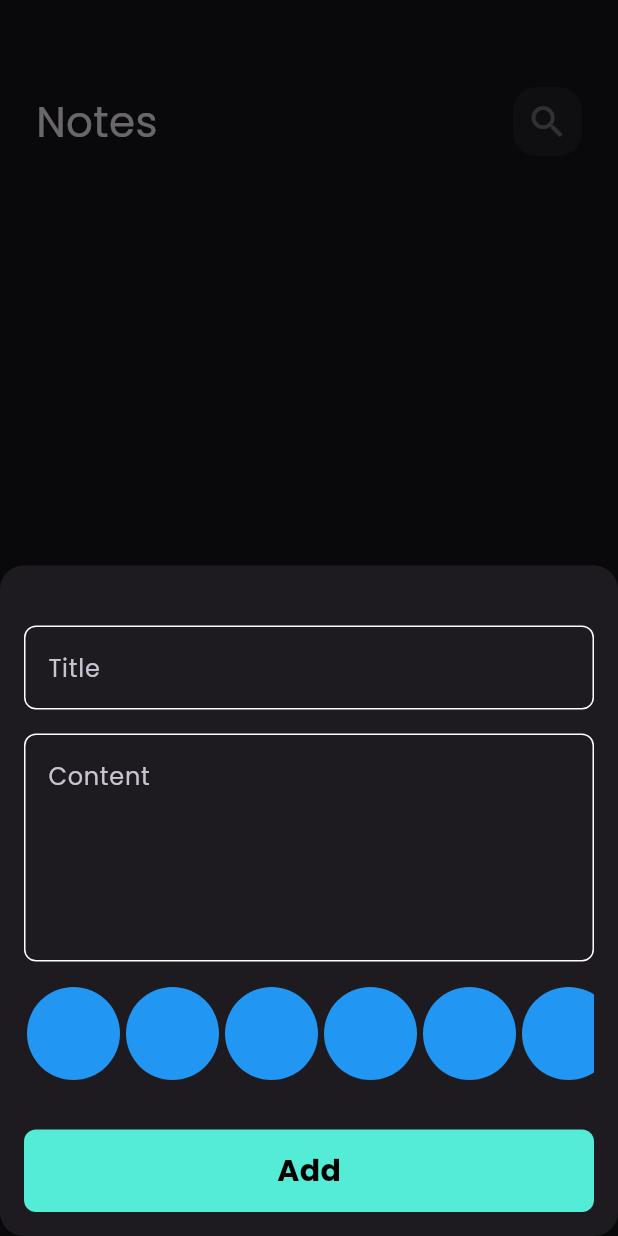
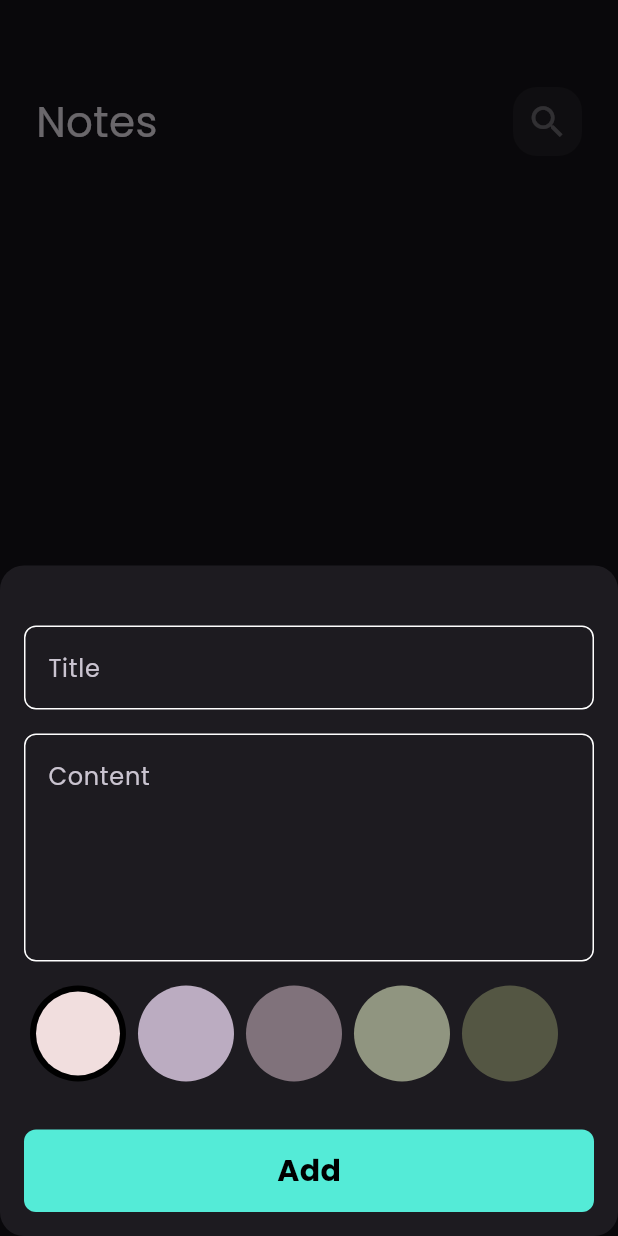
Before and after one commit to KhaledHAnter/notes_app, a Flutter app: the screen it shows after launch, after a tap on the "add" icon, on a phone screen of 412 x 824 dp. Run offline on Flutter 3.47's test engine with Material 3 defaults, Android fonts, the phone set to English and light mode, and no system bars; our stand-ins replace bloc, flutter_bloc, font_awesome_flutter, gap, hive, hive_flutter; accounts and stored records are empty; project files that could hold a hidden picture were left out.

Commit message:
Create colors list part two

```diff
--- a/lib/Widgets/colors_list_view.dart
+++ b/lib/Widgets/colors_list_view.dart
@@ -1,31 +1,65 @@
 import 'package:flutter/material.dart';
 
 class ColorItem extends StatelessWidget {
-  const ColorItem({super.key});
+  const ColorItem({super.key, required this.isActive, required this.color});
+
+  final bool isActive;
+  final Color color;
 
   @override
   Widget build(BuildContext context) {
-    return const CircleAvatar(
-      radius: 32,
-      backgroundColor: Colors.blue,
-    );
+    return isActive
+        ? CircleAvatar(
+            radius: 32,
+            backgroundColor: Colors.black,
+            child: CircleAvatar(
+              radius: 28,
+              backgroundColor: color,
+            ),
+          )
+        : CircleAvatar(
+            radius: 32,
+            backgroundColor: color,
+          );
   }
 }
 
-class ColorsListView extends StatelessWidget {
+class ColorsListView extends StatefulWidget {
   const ColorsListView({super.key});
 
+  @override
+  State<ColorsListView> createState() => _ColorsListViewState();
+}
+
+class _ColorsListViewState extends State<ColorsListView> {
+  int CurrentIndex = 0;
+  List<Color> colors = [
+    const Color(0xffF1DEDE),
+    const Color(0xffBBACC1),
+    const Color(0xff80727B),
+    const Color(0xff909580),
+    const Color(0xff545643),
+  ];
   @override
   Widget build(BuildContext context) {
     return SizedBox(
       height: 32 * 2,
       child: ListView.builder(
-        itemCount: 10,
+        itemCount: colors.length,
         scrollDirection: Axis.horizontal,
         itemBuilder: (context, index) {
-          return const Padding(
-            padding: EdgeInsets.all(1.0),
-            child: ColorItem(),
+          return Padding(
+            padding: const EdgeInsets.symmetric(horizontal: 4),
+            child: GestureDetector(
+              onTap: () {
+                CurrentIndex = index;
+                setState(() {});
+              },
+              child: ColorItem(
+                color: colors[index],
+                isActive: CurrentIndex == index,
+              ),
+            ),
           );
         },
       ),
```
